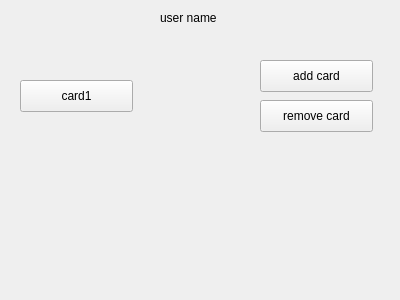
This is ATM/userform.ui in yarchiT/ATM_banking as Qt 5 draws it before an edit. The edited form follows.
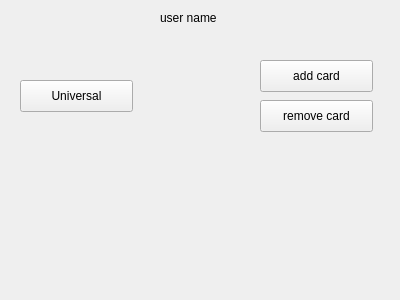
This is the edited form.

Diff of the .ui file:
```diff
--- a/ATM/userform.ui
+++ b/ATM/userform.ui
@@ -36,7 +36,7 @@
     </rect>
    </property>
    <property name="text">
-    <string>card1</string>
+    <string>Universal</string>
    </property>
   </widget>
   <widget class="QPushButton" name="addCard">
```
Left out of the diff: 9 changed lines with no effect on the pictures.
